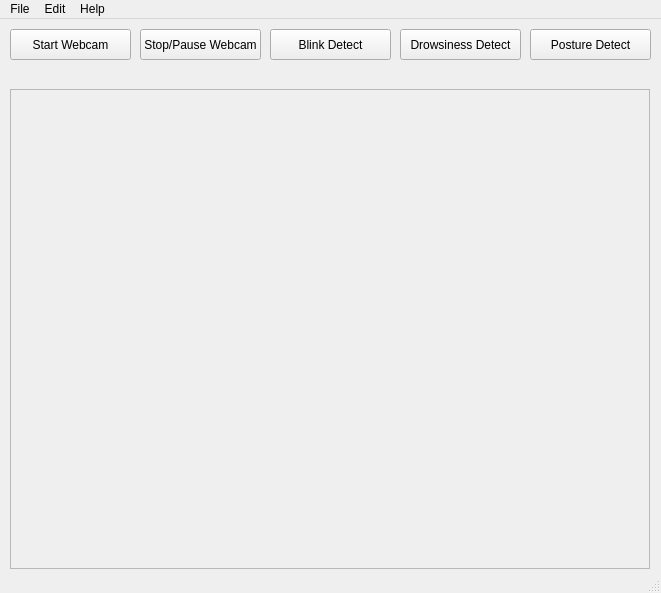
This is desktop-software/sharingan.ui in hackabit18/c0de_BrEaKeRs as Qt 5 draws it before an edit. The edited form follows.
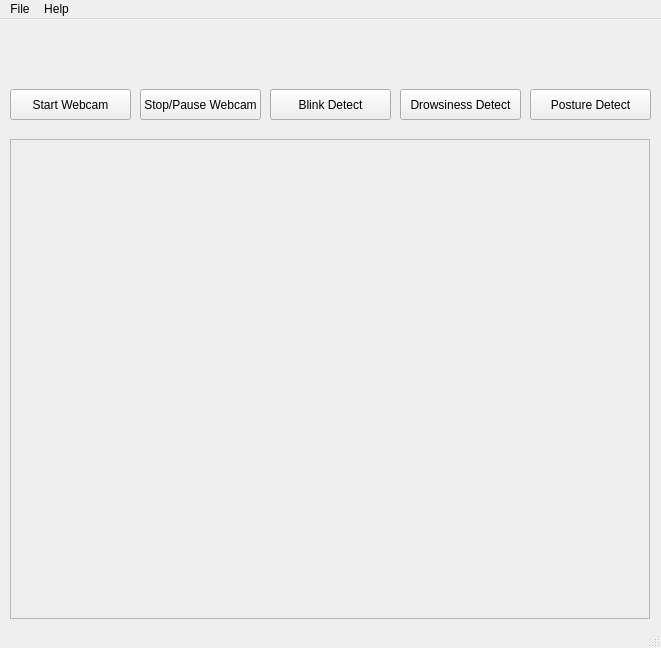
This is the edited form.

Patch:
```diff
--- a/desktop-software/sharingan.ui
+++ b/desktop-software/sharingan.ui
@@ -7,7 +7,7 @@
     <x>0</x>
     <y>0</y>
     <width>661</width>
-    <height>593</height>
+    <height>648</height>
    </rect>
   </property>
   <property name="windowTitle">
@@ -18,7 +18,7 @@
     <property name="geometry">
      <rect>
       <x>140</x>
-      <y>10</y>
+      <y>70</y>
       <width>121</width>
       <height>31</height>
      </rect>
@@ -31,7 +31,7 @@
     <property name="geometry">
      <rect>
       <x>270</x>
-      <y>10</y>
+      <y>70</y>
       <width>121</width>
       <height>31</height>
      </rect>
@@ -44,7 +44,7 @@
     <property name="geometry">
      <rect>
       <x>400</x>
-      <y>10</y>
+      <y>70</y>
       <width>121</width>
       <height>31</height>
      </rect>
@@ -57,7 +57,7 @@
     <property name="geometry">
      <rect>
       <x>10</x>
-      <y>70</y>
+      <y>120</y>
       <width>640</width>
       <height>480</height>
      </rect>
@@ -76,7 +76,7 @@
     <property name="geometry">
      <rect>
       <x>10</x>
-      <y>10</y>
+      <y>70</y>
       <width>121</width>
       <height>31</height>
      </rect>
@@ -89,7 +89,7 @@
     <property name="geometry">
      <rect>
       <x>530</x>
-      <y>10</y>
+      <y>70</y>
       <width>121</width>
       <height>31</height>
      </rect>
@@ -98,6 +98,40 @@
      <string>Posture Detect</string>
     </property>
    </widget>
+   <widget class="QLabel" name="username">
+    <property name="geometry">
+     <rect>
+      <x>30</x>
+      <y>10</y>
+      <width>401</width>
+      <height>41</height>
+     </rect>
+    </property>
+    <property name="font">
+     <font>
+      <pointsize>14</pointsize>
+     </font>
+    </property>
+    <property name="text">
+     <string/>
+    </property>
+   </widget>
+   <widget class="QLabel" name="timerLabel">
+    <property name="geometry">
+     <rect>
+      <x>450</x>
+      <y>10</y>
+      <width>191</width>
+      <height>41</height>
+     </rect>
+    </property>
+    <property name="frameShape">
+     <enum>QFrame::NoFrame</enum>
+    </property>
+    <property name="text">
+     <string/>
+    </property>
+   </widget>
   </widget>
   <widget class="QStatusBar" name="statusbar"/>
   <widget class="QMenuBar" name="menubar">
@@ -113,11 +147,7 @@
     <property name="title">
      <string>File</string>
     </property>
-   </widget>
-   <widget class="QMenu" name="menuEdit">
-    <property name="title">
-     <string>Edit</string>
-    </property>
+    <addaction name="actionLogout"/>
    </widget>
    <widget class="QMenu" name="menuHelp">
     <property name="title">
@@ -125,7 +155,6 @@
     </property>
    </widget>
    <addaction name="menuFile"/>
-   <addaction name="menuEdit"/>
    <addaction name="menuHelp"/>
   </widget>
  </widget>
```
Left out of the diff: 11 changed lines with no effect on the pictures.
